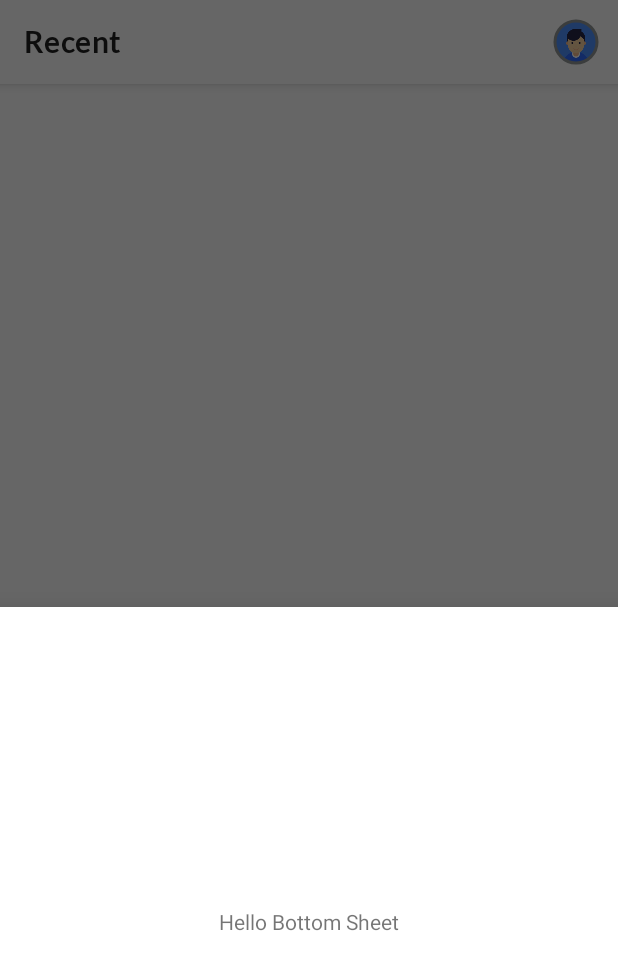
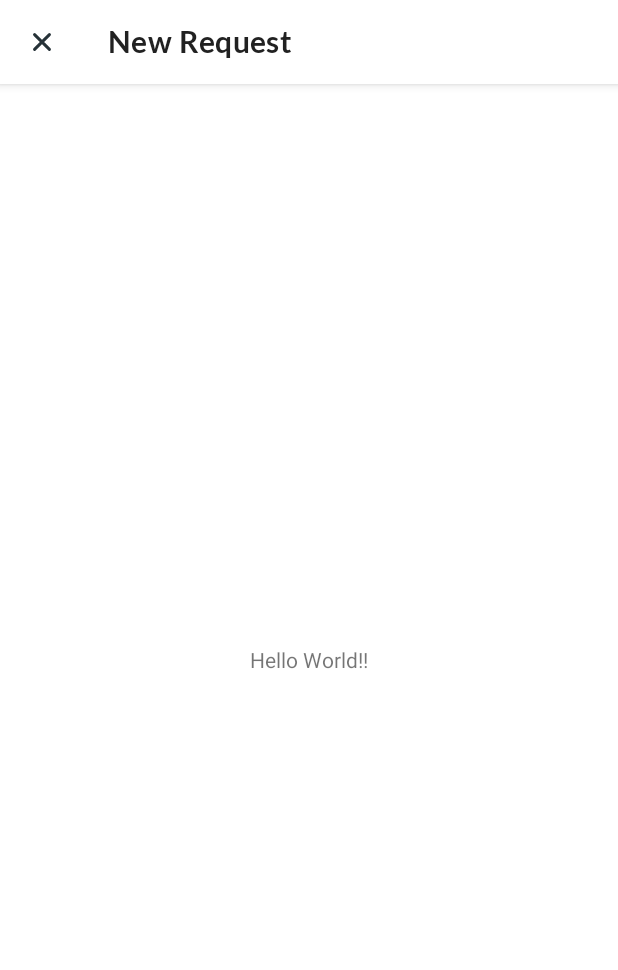
Before and after one commit to arch10/BloodBank, an Android app: the screen it shows after launch once a user with an empty profile is signed in (HomeActivity before the commit, NewRequestActivity after it), item 3 of the bottom bar chosen, on a phone screen of 412 x 824 dp. Shown: the top 970 px of the screen. Run offline under Robolectric (Android 15) with nearby library versions, the light colour scheme and no system bars; our stand-ins replace Dagger/Hilt's generated code, Firebase (no records; nobody signed in at launch, a user with empty details on screens opened directly), navigation-ui; pictures from the network do not load.

Commit message:
added new request activity

```diff
--- a/app/src/main/AndroidManifest.xml
+++ b/app/src/main/AndroidManifest.xml
@@ -27,6 +27,8 @@
             android:windowSoftInputMode="adjustResize"/>
         <activity android:name=".ui.settings.SettingsActivity"
             android:windowSoftInputMode="adjustResize"/>
+        <activity android:name=".ui.newrequest.NewRequestActivity"
+            android:windowSoftInputMode="adjustResize"/>
         <activity android:name=".ui.splash.SplashActivity"
             android:theme="@style/ColdStart">
             <intent-filter>
--- a/app/src/main/java/com/gigaworks/tech/bloodbank/ui/home/HomeActivity.kt
+++ b/app/src/main/java/com/gigaworks/tech/bloodbank/ui/home/HomeActivity.kt
@@ -13,10 +13,8 @@ import com.bumptech.glide.Glide
 import com.gigaworks.tech.bloodbank.R
 import com.gigaworks.tech.bloodbank.databinding.ActivityHomeBinding
 import com.gigaworks.tech.bloodbank.ui.base.BaseActivity
-import com.gigaworks.tech.bloodbank.ui.home.fragments.BottomSheetDialog
+import com.gigaworks.tech.bloodbank.ui.newrequest.NewRequestActivity
 import com.gigaworks.tech.bloodbank.ui.profile.ProfileActivity
-import com.gigaworks.tech.bloodbank.util.logD
-import com.google.android.material.snackbar.Snackbar
 
 
 class HomeActivity : BaseActivity<ActivityHomeBinding>() {
@@ -49,7 +47,7 @@ class HomeActivity : BaseActivity<ActivityHomeBinding>() {
     }
 
     fun add(item: MenuItem) {
-        BottomSheetDialog().show(supportFragmentManager, "eee")
+        startActivity(Intent(this, NewRequestActivity::class.java))
     }
 
     override fun onStart() {
--- a/app/src/main/java/com/gigaworks/tech/bloodbank/ui/home/fragments/BottomSheetDialog.kt
+++ /dev/null
@@ -1,20 +0,0 @@
-package com.gigaworks.tech.bloodbank.ui.home.fragments
-
-import android.os.Bundle
-import android.view.LayoutInflater
-import android.view.View
-import android.view.ViewGroup
-import com.gigaworks.tech.bloodbank.databinding.BottomSheetLayoutBinding
-import com.google.android.material.bottomsheet.BottomSheetDialogFragment
-
-class BottomSheetDialog: BottomSheetDialogFragment() {
-    override fun onCreateView(
-        inflater: LayoutInflater,
-        container: ViewGroup?,
-        savedInstanceState: Bundle?
-    ): View {
-        val binding = BottomSheetLayoutBinding.inflate(inflater, container, false)
-        return binding.root
-    }
-
-}
--- /dev/null
+++ b/app/src/main/java/com/gigaworks/tech/bloodbank/ui/newrequest/NewRequestActivity.kt
@@ -0,0 +1,36 @@
+package com.gigaworks.tech.bloodbank.ui.newrequest
+
+import android.os.Bundle
+import android.view.LayoutInflater
+import com.gigaworks.tech.bloodbank.databinding.ActivityNewRequestBinding
+import com.gigaworks.tech.bloodbank.ui.base.BaseActivity
+
+class NewRequestActivity: BaseActivity<ActivityNewRequestBinding>() {
+
+    override fun onCreate(savedInstanceState: Bundle?) {
+        super.onCreate(savedInstanceState)
+
+        setSupportActionBar(binding.toolbar)
+
+        setUpView()
+        setUpObservables()
+
+    }
+
+    private fun setUpObservables() {
+    }
+
+    private fun setUpView() {
+        binding.toolbar.setNavigationOnClickListener { handleBackPress() }
+    }
+
+    override fun onBackPressed() {
+        handleBackPress()
+    }
+
+    private fun handleBackPress() {
+        finish()
+    }
+
+    override fun getViewBinding(inflater: LayoutInflater) = ActivityNewRequestBinding.inflate(inflater)
+}
--- /dev/null
+++ b/app/src/main/res/drawable/cross.xml
@@ -0,0 +1,14 @@
+<vector xmlns:android="http://schemas.android.com/apk/res/android"
+    android:width="24dp"
+    android:height="24dp"
+    android:viewportWidth="24"
+    android:viewportHeight="24"
+    android:tint="?attr/colorTextPrimary">
+  <path
+      android:pathData="M7.0502,7.0503L16.9497,16.9497M7.0502,16.9497L16.9497,7.0503"
+      android:strokeLineJoin="round"
+      android:strokeWidth="2"
+      android:fillColor="#00000000"
+      android:strokeColor="#000000"
+      android:strokeLineCap="round"/>
+</vector>
--- /dev/null
+++ b/app/src/main/res/layout/activity_new_request.xml
@@ -0,0 +1,38 @@
+<?xml version="1.0" encoding="utf-8"?>
+<androidx.coordinatorlayout.widget.CoordinatorLayout xmlns:android="http://schemas.android.com/apk/res/android"
+    xmlns:tools="http://schemas.android.com/tools"
+    android:layout_width="match_parent"
+    android:layout_height="match_parent"
+    xmlns:app="http://schemas.android.com/apk/res-auto"
+    tools:context=".ui.newrequest.NewRequestActivity">
+
+
+    <com.google.android.material.appbar.AppBarLayout
+        android:id="@+id/appBar"
+        android:layout_width="match_parent"
+        android:layout_height="wrap_content"
+        android:backgroundTint="?attr/colorSurface"
+        android:layout_gravity="top">
+        <com.google.android.material.appbar.MaterialToolbar
+            android:id="@+id/toolbar"
+            android:layout_width="match_parent"
+            android:layout_height="match_parent"
+            app:title="New Request"
+            app:navigationIcon="@drawable/cross"/>
+    </com.google.android.material.appbar.AppBarLayout>
+
+    <FrameLayout
+        android:layout_width="match_parent"
+        android:layout_height="match_parent"
+        app:layout_behavior="com.google.android.material.appbar.AppBarLayout$ScrollingViewBehavior">
+
+        <TextView
+            android:layout_width="wrap_content"
+            android:layout_height="wrap_content"
+            android:text="Hello World!!"
+            android:layout_gravity="center"/>
+
+    </FrameLayout>
+
+
+</androidx.coordinatorlayout.widget.CoordinatorLayout>
--- a/app/src/main/res/layout/bottom_sheet_layout.xml
+++ /dev/null
@@ -1,17 +0,0 @@
-<?xml version="1.0" encoding="utf-8"?>
-<FrameLayout
-    xmlns:android="http://schemas.android.com/apk/res/android"
-    android:layout_width="match_parent"
-    android:layout_height="match_parent"
-    android:orientation="vertical">
-
-
-    <TextView
-        android:layout_width="wrap_content"
-        android:layout_height="wrap_content"
-        android:text="Hello Bottom Sheet"
-        android:paddingBottom="200dp"
-        android:paddingTop="200dp"
-        android:layout_gravity="center"/>
-
-</FrameLayout>
```
